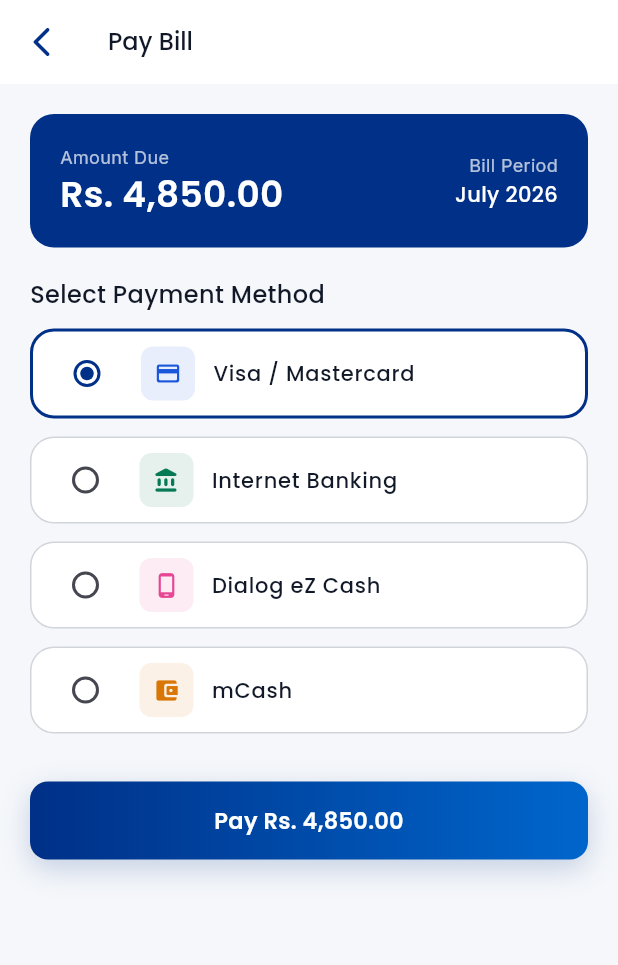
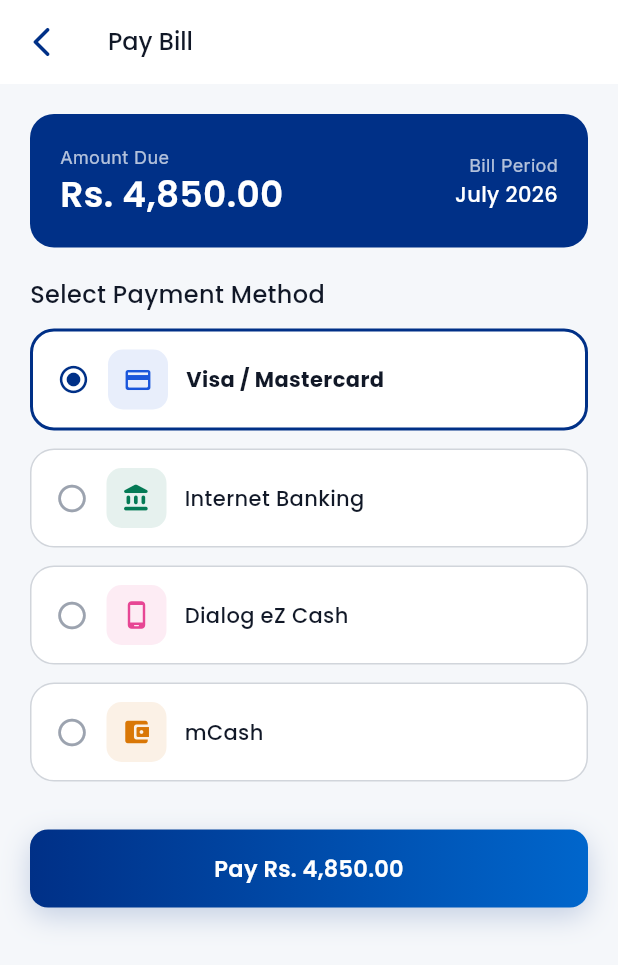
Before and after one commit to myslt-app-2026/myslt_app_v2_2026, a Flutter app: the BillPage screen opened by its route, after a tap on an icon or button, on a phone screen of 412 x 824 dp. Shown: the top 965 px of the screen. Run offline on Flutter 3.47's test engine with Material 3 defaults, Android fonts, the phone set to English and light mode, and no system bars; drawn by our look-alikes of flutter_animate; our stand-ins replace carousel_slider, dio, easy_localization, fl_chart, flutter_riverpod, flutter_secure_storage and 7 more; accounts and stored records are empty; network calls fail.

Commit message:
connect  E -bill payment status, bill history , pdf download API

```diff
--- a/lib/core/network/api_constants.dart
+++ b/lib/core/network/api_constants.dart
@@ -45,4 +45,9 @@
   static const String bonusData = '/api/ISP_SOA/dashboard/bonus_data';
   static const String myPackage = '/api/ISP_SOA/dashboard/mypackage';
   static const String currentMonthDailyUsage = '/api/ISP_SOA/CurrentMonthDailyUsage';
+
+  // ── Bills & E-Bill Endpoints ──
+  static const String eBillStatus = '/tmf-api/customerBillManagement/v5';
+  static const String billDownload = '/tmf-api/customerBillManagement/v5/BillDownload';
+  static const String billStatusRequest = '/tmf-api/customerBillManagement/v5/BillStatusRequest';
 }
--- /dev/null
+++ b/lib/features/bill/data/repositories/bill_repository.dart
@@ -0,0 +1,127 @@
+import 'package:dio/dio.dart';
+import 'package:flutter/foundation.dart';
+import '../../../../core/mock/mock_data.dart';
+import '../../../../core/network/api_constants.dart';
+import '../../../../core/network/dio_client.dart';
+import '../../../../core/storage/token_storage.dart';
+import '../models/bill_model.dart';
+
+class BillRepository {
+  BillRepository({Dio? dio}) : _dio = dio ?? DioClient.instance.dio;
+
+  final Dio _dio;
+
+  /// Endpoint 16: Check User E-Bill Status
+  /// GET /tmf-api/customerBillManagement/v5
+  Future<Map<String, dynamic>> checkEBillStatus({String? accountNo}) async {
+    final acc = accountNo ?? await TokenStorage.instance.getUsername() ?? '0312241780';
+
+    try {
+      final response = await _dio.get(
+        ApiConstants.eBillStatus,
+        queryParameters: {'accountNo': acc},
+      );
+
+      if (response.statusCode == 200 && response.data != null) {
+        if (response.data is Map<String, dynamic>) {
+          return response.data as Map<String, dynamic>;
+        }
+      }
+    } catch (e) {
+      debugPrint('[BillRepository] checkEBillStatus error: $e');
+    }
+
+    return {
+      'status': 'ACTIVE',
+      'eBillType': 'PDF',
+      'accountNumber': acc,
+    };
+  }
+
+  /// Endpoint 17: Download Monthly PDF Bill
+  /// GET /tmf-api/customerBillManagement/v5/BillDownload
+  Future<Map<String, dynamic>> downloadBillPdf({String? billId}) async {
+    final effectiveBillId = billId ?? 'BILL-2026-07';
+
+    try {
+      final response = await _dio.get(
+        ApiConstants.billDownload,
+        queryParameters: {'billId': effectiveBillId},
+      );
+
+      if (response.statusCode == 200 && response.data != null) {
+        if (response.data is Map<String, dynamic>) {
+          return response.data as Map<String, dynamic>;
+        }
+      }
+    } catch (e) {
+      debugPrint('[BillRepository] downloadBillPdf error: $e');
+    }
+
+    return {
+      'success': true,
+      'billId': effectiveBillId,
+      'pdfUrl': 'http://localhost:3000/bills/$effectiveBillId.pdf',
+      'message': 'Bill PDF generated successfully'
+    };
+  }
+
+  /// Endpoint 19: Get Payment History & Bill Status
+  /// GET /tmf-api/customerBillManagement/v5/BillStatusRequest
+  Future<List<BillModel>> getPaymentHistoryAndBillStatus({String? accountNo}) async {
+    final acc = accountNo ?? await TokenStorage.instance.getUsername() ?? '0312241780';
+
+    try {
+      final response = await _dio.get(
+        ApiConstants.billStatusRequest,
+        queryParameters: {'accountNo': acc},
+      );
+
+      if (response.statusCode == 200 && response.data != null) {
+        final resData = response.data;
+        final rawList = resData is Map && resData.containsKey('data')
+            ? resData['data']
+            : resData;
+
+        if (rawList is List && rawList.isNotEmpty) {
+          return rawList.whereType<Map>().map((item) {
+            final map = Map<String, dynamic>.from(item);
+            final statusStr = map['status']?.toString().toLowerCase() ?? 'paid';
+            BillStatus status = BillStatus.paid;
+            if (statusStr.contains('unpaid')) status = BillStatus.unpaid;
+            if (statusStr.contains('overdue')) status = BillStatus.overdue;
+
+            return BillModel(
+              billId: map['billId']?.toString() ?? 'BILL-${map['period'] ?? '01'}',
+              amount: (map['amount'] is num) ? (map['amount'] as num).toDouble() : 4850.0,
+              dueDate: DateTime.tryParse(map['dueDate']?.toString() ?? '') ?? DateTime(2026, 9, 16),
+              issueDate: DateTime.tryParse(map['issueDate']?.toString() ?? '') ?? DateTime(2026, 7, 1),
+              period: map['period']?.toString() ?? 'July 2026',
+              status: status,
+              accountNumber: acc,
+              paidDate: map['paidDate'] != null ? DateTime.tryParse(map['paidDate'].toString()) : null,
+            );
+          }).toList();
+        }
+      }
+    } catch (e) {
+      debugPrint('[BillRepository] getPaymentHistoryAndBillStatus error: $e');
+    }
+
+    return MockData.billHistory;
+  }
+
+  /// Fetch current active bill
+  Future<BillModel> getCurrentBill({String? accountNo}) async {
+    try {
+      final history = await getPaymentHistoryAndBillStatus(accountNo: accountNo);
+      final unpaid = history.firstWhere(
+        (b) => b.status == BillStatus.unpaid || b.status == BillStatus.overdue,
+        orElse: () => MockData.currentBill,
+      );
+      return unpaid;
+    } catch (_) {
+      return MockData.currentBill;
+    }
+  }
+}
--- a/lib/features/bill/presentation/pages/bill_page.dart
+++ b/lib/features/bill/presentation/pages/bill_page.dart
@@ -10,26 +10,41 @@
 import '../../../../core/widgets/app_shimmer.dart';
 import '../../data/models/bill_model.dart';
 
-class BillPage extends StatefulWidget {
+import 'package:flutter_riverpod/flutter_riverpod.dart';
+import '../../providers/bill_provider.dart';
+
+class BillPage extends ConsumerStatefulWidget {
   const BillPage({super.key});
 
   @override
-  State<BillPage> createState() => _BillPageState();
+  ConsumerState<BillPage> createState() => _BillPageState();
 }
 
-class _BillPageState extends State<BillPage> {
-  bool _isLoading = true;
+class _BillPageState extends ConsumerState<BillPage> {
+  bool _isDownloading = false;
 
-  @override
-  void initState() {
-    super.initState();
-    Future.delayed(const Duration(milliseconds: 1200), () {
-      if (mounted) setState(() => _isLoading = false);
-    });
+  Future<void> _handleDownloadPdf() async {
+    setState(() => _isDownloading = true);
+    final repo = ref.read(billRepositoryProvider);
+    final currentBill = ref.read(billProvider).valueOrNull ?? MockData.currentBill;
+    final res = await repo.downloadBillPdf(billId: currentBill.billId);
+    if (!mounted) return;
+    setState(() => _isDownloading = false);
+
+    ScaffoldMessenger.of(context).showSnackBar(
+      SnackBar(
+        content: Text(res['message'] ?? 'Downloading Monthly Bill PDF...'),
+        backgroundColor: AppColors.primary,
+        behavior: SnackBarBehavior.floating,
+      ),
+    );
   }
 
   @override
   Widget build(BuildContext context) {
+    final currentBillAsync = ref.watch(billProvider);
+    final historyAsync = ref.watch(billHistoryProvider);
+
     return Scaffold(
       backgroundColor: AppColors.backgroundLight,
       body: CustomScrollView(
@@ -43,14 +58,25 @@
             ),
             actions: [
               IconButton(
-                icon: Icon(Icons.download_outlined, color: Colors.white),
-                onPressed: () {},
+                icon: _isDownloading
+                    ? const SizedBox(
+                        width: 18,
+                        height: 18,
+                        child: CircularProgressIndicator(strokeWidth: 2, color: Colors.white),
+                      )
+                    : const Icon(Icons.download_outlined, color: Colors.white),
+                onPressed: _isDownloading ? null : _handleDownloadPdf,
               ),
             ],
           ),
           SliverToBoxAdapter(
-            child: _isLoading
-                ? Padding(
+            child: currentBillAsync.when(
+              data: (bill) => _buildContent(
+                context,
+                bill,
+                historyAsync.valueOrNull ?? MockData.billHistory,
+              ),
+              loading: () => Padding(
                 padding: const EdgeInsets.all(AppSpacing.pagePadding),
                 child: Column(
                   children: [
@@ -59,17 +85,20 @@
                     AppShimmer.listItem(count: 4),
                   ],
                 ),
-                  )
-                : _buildContent(context),
+              ),
+              error: (_, __) => _buildContent(
+                context,
+                MockData.currentBill,
+                MockData.billHistory,
+              ),
+            ),
           ),
         ],
       ),
     );
   }
 
-  Widget _buildContent(BuildContext context) {
-    final bill = MockData.currentBill;
-    final history = MockData.billHistory;
+  Widget _buildContent(BuildContext context, BillModel bill, List<BillModel> history) {
 
     return Padding(
       padding: const EdgeInsets.all(AppSpacing.pagePadding),
--- a/lib/features/bill/presentation/pages/bill_payment_page.dart
+++ b/lib/features/bill/presentation/pages/bill_payment_page.dart
@@ -157,43 +157,56 @@
                 .fadeIn(duration: 300.ms, delay: 100.ms),
             const SizedBox(height: AppSpacing.md),
 
-            RadioGroup<int>(
-              groupValue: _selectedMethod,
-              onChanged: (v) {
-                if (v != null) setState(() => _selectedMethod = v);
-              },
-              child: Column(
+            Column(
               children: _methods.asMap().entries.map((e) {
                 final index = e.key;
                 final (label, icon, color) = e.value;
-                  return Container(
+                final isSelected = _selectedMethod == index;
+                return InkWell(
+                  onTap: () => setState(() => _selectedMethod = index),
+                  borderRadius: BorderRadius.circular(AppSpacing.cardRadius),
+                  child: Container(
                     margin: const EdgeInsets.only(bottom: AppSpacing.md),
+                    padding: const EdgeInsets.symmetric(
+                      horizontal: AppSpacing.lg,
+                      vertical: AppSpacing.md,
+                    ),
                     decoration: BoxDecoration(
                       color: Colors.white,
                       borderRadius: BorderRadius.circular(AppSpacing.cardRadius),
                       border: Border.all(
-                        color: _selectedMethod == index
-                            ? AppColors.primary
-                            : AppColors.borderLight,
-                        width: _selectedMethod == index ? 2 : 1,
+                        color: isSelected ? AppColors.primary : AppColors.borderLight,
+                        width: isSelected ? 2 : 1,
                       ),
                     ),
-                    child: RadioListTile<int>(
-                      value: index,
-                      activeColor: AppColors.primary,
-                      title: Row(
+                    child: Row(
                       children: [
+                        Icon(
+                          isSelected
+                              ? Icons.radio_button_checked_rounded
+                              : Icons.radio_button_off_rounded,
+                          color: isSelected ? AppColors.primary : AppColors.textTertiary,
+                          size: 22,
+                        ),
+                        const SizedBox(width: AppSpacing.md),
                         Container(
-                            width: 36,
-                            height: 36,
+                          width: 40,
+                          height: 40,
                           decoration: BoxDecoration(
                             color: color.withAlpha(26),
-                              borderRadius: BorderRadius.circular(8),
+                            borderRadius: BorderRadius.circular(10),
                           ),
-                            child: Icon(icon, color: color, size: 18),
+                          child: Icon(icon, color: color, size: 20),
                         ),
                         const SizedBox(width: AppSpacing.md),
-                          Text(label, style: AppTextStyles.titleSmall),
+                        Expanded(
+                          child: Text(
+                            label,
+                            style: AppTextStyles.titleSmall.copyWith(
+                              fontWeight: isSelected ? FontWeight.w700 : FontWeight.w500,
+                            ),
+                          ),
+                        ),
                       ],
                     ),
                   ),
@@ -202,7 +215,6 @@
                       delay: Duration(milliseconds: 150 + index * 60),
                     );
               }).toList(),
-              ),
             ),
             const SizedBox(height: AppSpacing.xl),
 
--- a/lib/features/bill/providers/bill_provider.dart
+++ b/lib/features/bill/providers/bill_provider.dart
@@ -1,16 +1,22 @@
 import 'package:flutter_riverpod/flutter_riverpod.dart';
 import '../data/models/bill_model.dart';
-import '../../../core/mock/mock_data.dart';
+import '../data/repositories/bill_repository.dart';
 
-// ─── Current Bill ─────────────────────────────────────────────────────────────
+// ─── Repository Provider ──────────────────────────────────────────────────────
+
+final billRepositoryProvider = Provider<BillRepository>((ref) {
+  return BillRepository();
+});
+
+// ─── Current Bill (Endpoints 16, 19) ──────────────────────────────────────────
 
 class BillNotifier extends AsyncNotifier<BillModel> {
   @override
   Future<BillModel> build() => _fetchBill();
 
   Future<BillModel> _fetchBill() async {
-    await Future.delayed(const Duration(milliseconds: 900));
-    return MockData.currentBill;
+    final repo = ref.read(billRepositoryProvider);
+    return repo.getCurrentBill();
   }
 
   Future<void> refresh() async {
@@ -22,16 +28,35 @@
 final billProvider =
     AsyncNotifierProvider<BillNotifier, BillModel>(BillNotifier.new);
 
-// ─── Bill History ─────────────────────────────────────────────────────────────
+// ─── Bill History (Endpoint 19) ───────────────────────────────────────────────
 
 class BillHistoryNotifier extends AsyncNotifier<List<BillModel>> {
   @override
   Future<List<BillModel>> build() async {
-    await Future.delayed(const Duration(milliseconds: 1000));
-    return MockData.billHistory;
+    final repo = ref.read(billRepositoryProvider);
+    return repo.getPaymentHistoryAndBillStatus();
+  }
+
+  Future<void> refresh() async {
+    state = const AsyncLoading();
+    state = await AsyncValue.guard(build);
   }
 }
 
 final billHistoryProvider =
     AsyncNotifierProvider<BillHistoryNotifier, List<BillModel>>(
         BillHistoryNotifier.new);
+
+// ─── E-Bill Status (Endpoint 16) ──────────────────────────────────────────────
+
+class EBillStatusNotifier extends AsyncNotifier<Map<String, dynamic>> {
+  @override
+  Future<Map<String, dynamic>> build() async {
+    final repo = ref.read(billRepositoryProvider);
+    return repo.checkEBillStatus();
+  }
+}
+
+final eBillStatusProvider =
+    AsyncNotifierProvider<EBillStatusNotifier, Map<String, dynamic>>(
+        EBillStatusNotifier.new);
```
Lines whose indentation alone changed are shown as unchanged.
